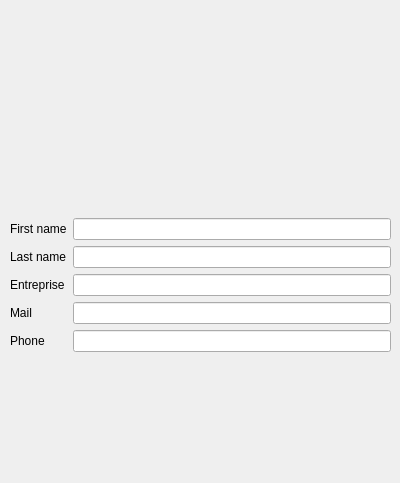
First picture: the form in Projet/View/infocontact.ui, repository KieceDonc/L3_CDAA, before the edit.
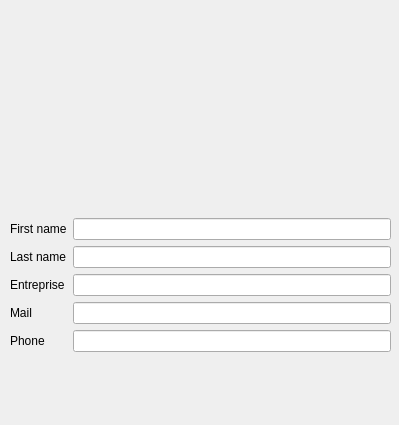
Second picture: the form after the edit.

```diff
--- a/Projet/View/infocontact.ui
+++ b/Projet/View/infocontact.ui
@@ -6,8 +6,8 @@
    <rect>
     <x>0</x>
     <y>0</y>
-    <width>400</width>
-    <height>483</height>
+    <width>399</width>
+    <height>425</height>
    </rect>
   </property>
   <property name="windowTitle">
```
Left out of the diff: 9 changed lines with no effect on the pictures.
